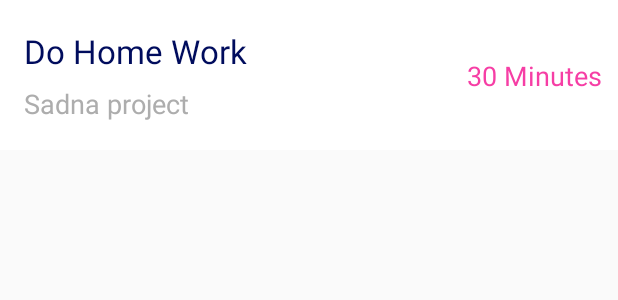
After one commit to AndreyRichman/IVE, an Android app: the layout task_item.xml on its own in the app's theme, with its tools: preview values and no code run, on a phone screen of 412 x 824 dp. The commit adds this screen. Shown: the top 300 px of the screen. Run offline under Robolectric (Android 15) with nearby library versions, the phone set to English and light mode, and no system bars; Roboto replaces fonts that are not available here.

Commit message:
create task UI

```diff
--- /dev/null
+++ b/app/src/main/res/layout/task_item.xml
@@ -0,0 +1,55 @@
+<?xml version="1.0" encoding="utf-8"?>
+<LinearLayout
+    xmlns:android="http://schemas.android.com/apk/res/android"
+    android:layout_width="match_parent"
+    android:background="#FFF"
+    android:layout_height="100dp">
+
+    <LinearLayout
+        android:layout_width="220dp"
+        android:layout_height="match_parent"
+        android:layout_marginLeft="16dp"
+        android:orientation="vertical">
+
+        <TextView
+            android:id="@+id/taskTitle"
+            android:layout_marginTop="19dp"
+            android:textSize="22sp"
+            android:textColor="#000C5D"
+            android:text="Do Home Work"
+            android:textAlignment="center"
+            android:layout_width="wrap_content"
+            android:layout_height="wrap_content"/>
+
+        <TextView
+            android:id="@+id/taskDescription"
+            android:textSize="18sp"
+            android:textColor="#ADADAD"
+            android:layout_marginTop="8dp"
+            android:text="Sadna project"
+            android:textAlignment="center"
+            android:layout_width="wrap_content"
+            android:layout_height="wrap_content"/>
+    </LinearLayout>
+
+    <LinearLayout
+        android:layout_width="wrap_content"
+        android:layout_height="wrap_content"
+        android:layout_marginLeft="75dp"
+        android:layout_marginTop="30dp">
+        <TextView
+            android:layout_width="wrap_content"
+            android:layout_height="wrap_content"
+            android:id="@+id/taskDuration"
+            android:textSize="18sp"
+            android:textColor="#F63EA5"
+            android:layout_marginTop="8dp"
+            android:text="30 Minutes"
+            android:textAlignment="center"
+
+            >
+
+        </TextView>
+    </LinearLayout>
+
+</LinearLayout>
```
Also changed, not shown: app/src/main/java/com/mta/ive/pages/home/location/LocationFragment.java (+6 -3 lines).
